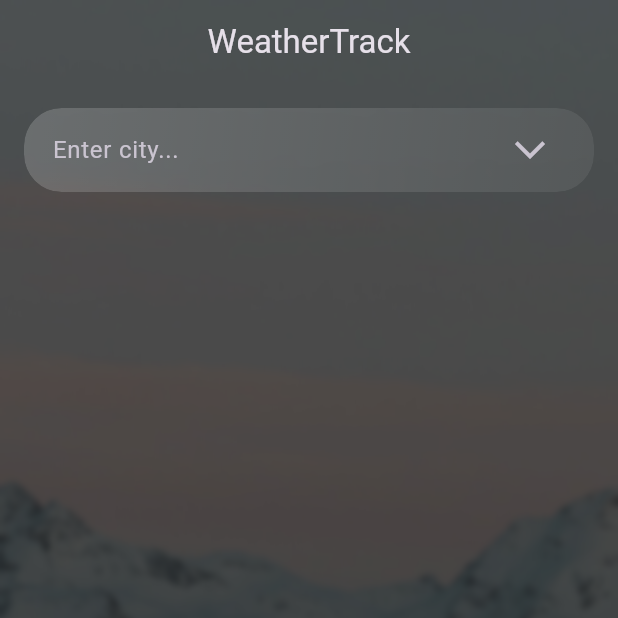
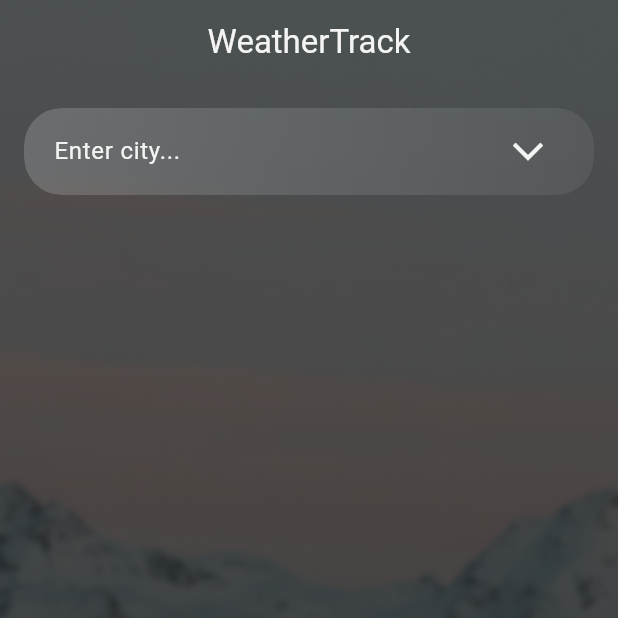
Before and after one commit to yevheniy-hliebov/WeatherTrack-mobile, a Flutter app: the screen it shows after launch, on a phone screen of 412 x 824 dp, the top half of it. Run offline on Flutter 3.47's test engine with Material 3 defaults, Android fonts, the phone set to English and light mode, and no system bars; our stand-ins replace flutter_dotenv.

Commit message:
update text styles and border

```diff
--- a/lib/widgets/common/app_title.dart
+++ b/lib/widgets/common/app_title.dart
@@ -1,5 +1,4 @@
 import 'package:flutter/material.dart';
-import 'package:weather_track/styles/app_text_styles.dart';
 
 class AppTitle extends StatelessWidget {
   final String title;
@@ -14,7 +13,7 @@ class AppTitle extends StatelessWidget {
     return Center(
       child: Text(
         title,
-        style: AppTextStyles.appTitle,
+        style: Theme.of(context).textTheme.titleLarge,
       ),
     );
   }
--- a/lib/widgets/common/custom_search_bar.dart
+++ b/lib/widgets/common/custom_search_bar.dart
@@ -1,6 +1,6 @@
 import 'package:flutter/material.dart';
-import 'package:weather_track/config/app_colors.dart';
-import 'package:weather_track/styles/app_text_styles.dart';
+import 'package:weather_track/styles/border_styles.dart';
+import 'package:weather_track/utils/constants/constants.dart';
 import 'package:weather_track/widgets/common/common.dart';
 
 class CustomSearchBar extends StatefulWidget {
@@ -69,10 +69,11 @@ class _CustomSearchBarState extends State<CustomSearchBar> {
         clipBehavior: Clip.none,
         children: [
           CustomContainer(
-            padding: const EdgeInsets.symmetric(vertical: 4, horizontal: 19),
+            padding: const EdgeInsets.symmetric(
+                vertical: Sizes.xs, horizontal: Sizes.md2),
             border: isFocused
-                ? CustomContainer.defaultBorder
-                : CustomContainer.transparentBorder,
+                ? BorderStyles.defaultBorder
+                : BorderStyles.transparent,
             child: TextField(
               controller: widget.controller,
               keyboardType: TextInputType.text,
@@ -80,12 +81,12 @@ class _CustomSearchBarState extends State<CustomSearchBar> {
               focusNode: _focusNode,
               decoration: InputDecoration(
                 hintText: widget.hintText,
-                hintStyle: AppTextStyles.searchTextHint,
+                hintStyle: Theme.of(context).textTheme.bodyLarge,
                 border: InputBorder.none,
                 suffixIcon: getIconOrLoader(),
               ),
-              style: AppTextStyles.searchText,
-              cursorColor: AppColors.textColor,
+              style: Theme.of(context).textTheme.bodyLarge,
+              cursorColor: AppColors.text,
               onSubmitted: onSubmitted,
               onChanged: onChanged,
             ),
@@ -99,9 +100,8 @@ class _CustomSearchBarState extends State<CustomSearchBar> {
   Widget getIconOrLoader() {
     if (widget.isLoading) {
       return const Loader(
-        color: AppColors.textColor,
-        strokeWidth: 2,
-        padding: EdgeInsets.all(12),
+        color: AppColors.text,
+        padding: EdgeInsets.all(Sizes.sm),
       );
     }
     return AnimatedRotation(
@@ -109,7 +109,7 @@ class _CustomSearchBarState extends State<CustomSearchBar> {
       duration: const Duration(milliseconds: 250),
       child: const Icon(
         Icons.arrow_back_ios_new_outlined,
-        color: AppColors.textColor,
+        color: AppColors.text,
       ),
     );
   }
@@ -126,25 +126,25 @@ class _CustomSearchBarState extends State<CustomSearchBar> {
     if (isFocused == false) {
       return const SizedBox();
     }
-    return Align(
-      alignment: Alignment.bottomCenter,
-      child: Padding(
-        padding: const EdgeInsets.only(top: 71),
+    return Positioned(
+      left: 0,
+      right: 0,
+      top: Sizes.customSearchBarHeight,
       child: CustomContainer(
         width: double.infinity,
-          border: CustomContainer.defaultBorder,
+        border: BorderStyles.defaultBorder,
         child: Column(
           crossAxisAlignment: CrossAxisAlignment.start,
           children: [
             for (int index = 0; index < widget.resultCount; index++) ...[
               Material(
-                  color: Colors.transparent,
+                color: AppColors.transparent,
                 child: InkWell(
                   onTap: () {
                     widget.onTapedItemResult?.call(index);
                     _focusNode.unfocus();
                   },
-                    splashColor: Colors.white.withOpacity(0.35),
+                  splashColor: AppColors.splashColor,
                   child: widget.itemResultBuilder(context, index),
                 ),
               ),
@@ -155,7 +155,6 @@ class _CustomSearchBarState extends State<CustomSearchBar> {
           ],
         ),
       ),
-      ),
     );
   }
 }
--- a/lib/widgets/search_city_bar.dart
+++ b/lib/widgets/search_city_bar.dart
@@ -1,6 +1,5 @@
 import 'package:flutter/material.dart';
 import 'package:provider/provider.dart';
-import 'package:weather_track/config/app_colors.dart';
 import 'package:weather_track/models/city.dart';
 import 'package:weather_track/providers/search_city_provider.dart';
 import 'package:weather_track/widgets/common/common.dart';
@@ -23,7 +22,7 @@ class _SearchCityBarState extends State<SearchCityBar> {
       controller: _controller,
       hintText: 'Enter city...',
       isLoading: provider.isLoading,
-      separatorResultBuilder: (context, index) => const Divider(height: 1),
+      separatorResultBuilder: (context, index) => const CustomDivider(),
       itemResultBuilder: (context, index) =>
           _buildItemResult(provider.listCities[index]),
       resultCount: provider.resultCount,
@@ -48,10 +47,7 @@ class _SearchCityBarState extends State<SearchCityBar> {
     return ListTile(
       title: Text(
         city.nameAndCountryCode,
-        style: const TextStyle(
-          color: AppColors.textColor,
-          fontSize: 16,
-        ),
+        style: Theme.of(context).textTheme.bodyLarge,
       ),
     );
   }
```
Lines whose indentation alone changed are shown as unchanged.
